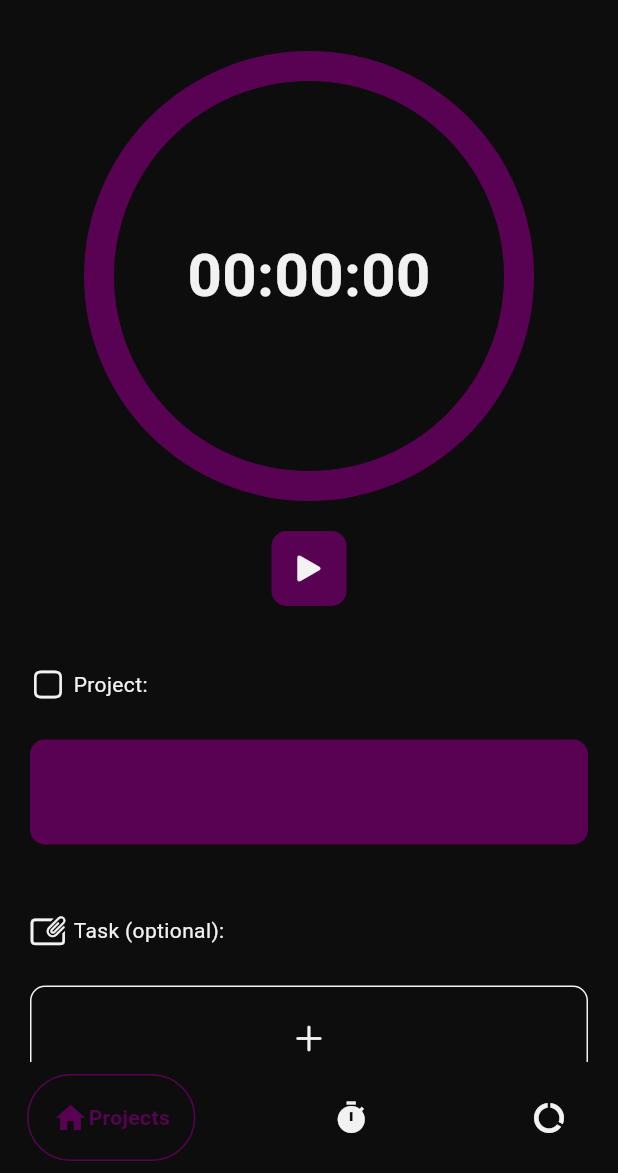
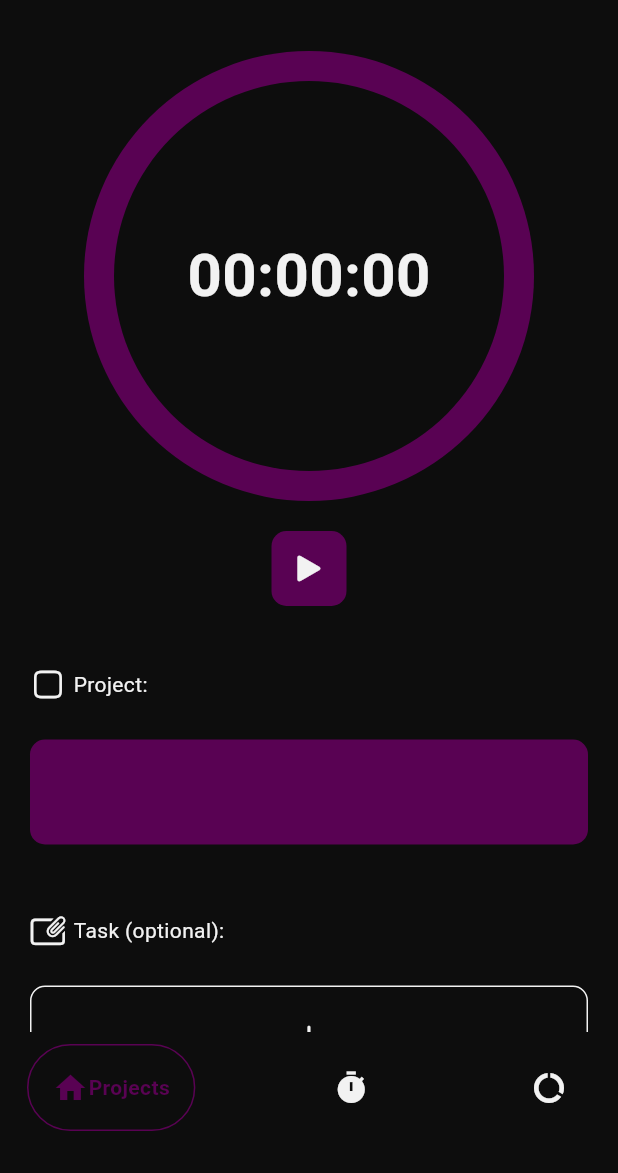
Before and after one commit to Corro-Kun/Project-TrackBuzz, a Flutter app: the screen it shows after launch, swiped to page 2, on a phone screen of 412 x 824 dp, the part 63-1236 px from its top. Run offline on Flutter 3.47's test engine with Material 3 defaults, Android fonts, the phone set to English and light mode, and no system bars; drawn by our look-alikes of google_nav_bar; our stand-ins replace bloc, flutter_bloc, flutter_colorpicker, flutter_local_notifications, get_it, image_picker and 3 more; missing offline and left inert: android_alarm_manager_plus; accounts and stored records are empty.

Commit message:
solved problem with the bar

```diff
--- a/lib/shared/widgets/navigation_bar.dart
+++ b/lib/shared/widgets/navigation_bar.dart
@@ -16,6 +16,7 @@ class _NavigationBarState extends State<NavigationBarCustom> {
     final loc = AppLocalizations.of(context);
     return Container(
       color: Theme.of(context).colorScheme.surface,
+      margin: const EdgeInsets.only(bottom: 20),
       child: Padding(
         padding: const EdgeInsets.symmetric(horizontal: 18.0, vertical: 8),
         child: GNav(
```
Also changed, not shown: lib/features/track/presentation/pages/time_tracking.dart (+6 -1 lines).
